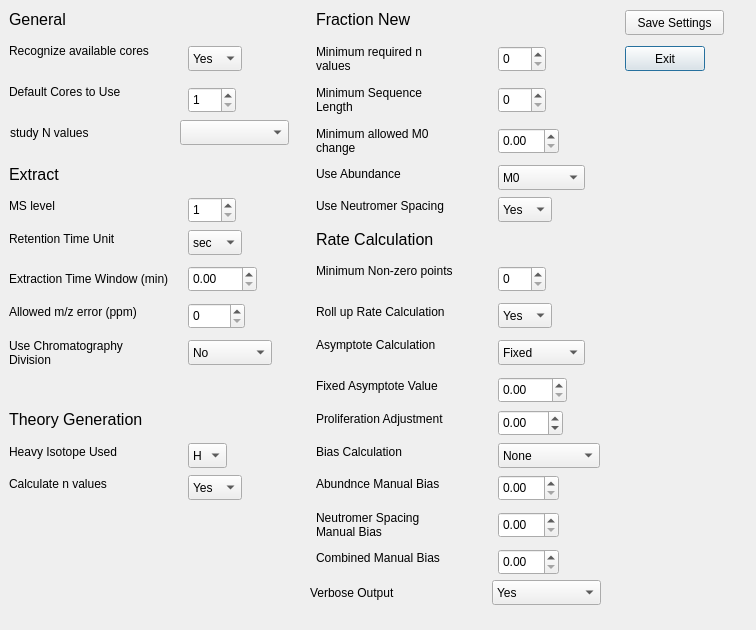
Before: the Qt Designer form ui_files/Settings_Menu.ui in JC-Price/DeuteRater, drawn with Qt 5.
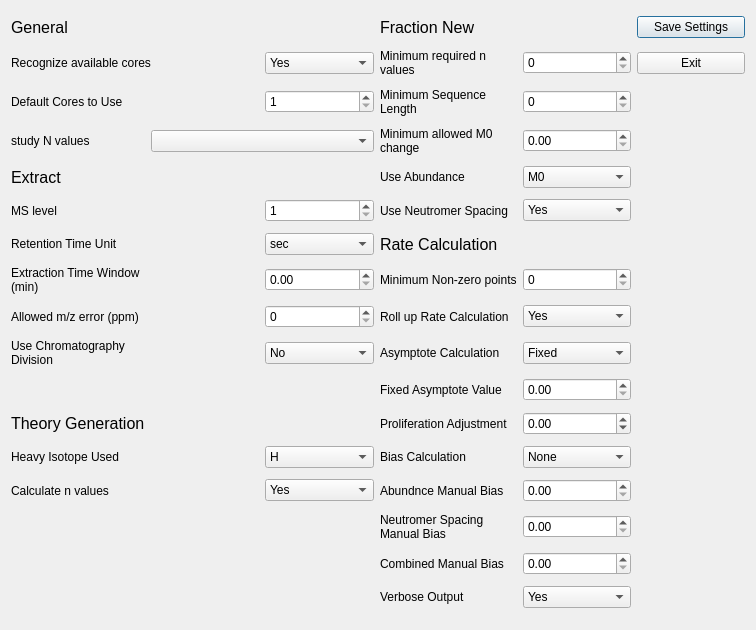
After: the same form once the commit is applied.

```diff
--- a/ui_files/Settings_Menu.ui
+++ b/ui_files/Settings_Menu.ui
@@ -25,28 +25,56 @@
   <property name="sizeGripEnabled">
    <bool>false</bool>
   </property>
-  <widget class="QComboBox" name="use_abundance">
-   <property name="geometry">
-    <rect>
-     <x>498</x>
-     <y>165</y>
-     <width>87</width>
-     <height>25</height>
-    </rect>
-   </property>
-   <item>
+  <layout class="QGridLayout" name="gridLayout">
+   <item row="0" column="0">
+    <widget class="QLabel" name="label_5">
+     <property name="font">
+      <font>
+       <pointsize>12</pointsize>
+      </font>
+     </property>
     <property name="text">
-     <string>M0</string>
-    </property>
+      <string>General</string>
+     </property>
+    </widget>
    </item>
-   <item>
+   <item row="0" column="3">
+    <widget class="QLabel" name="label_2">
+     <property name="font">
+      <font>
+       <pointsize>12</pointsize>
+      </font>
+     </property>
     <property name="text">
-     <string>Highest</string>
-    </property>
+      <string>Fraction New</string>
+     </property>
+    </widget>
    </item>
+   <item row="0" column="5">
+    <widget class="QPushButton" name="SaveButton">
+     <property name="text">
+      <string>Save Settings</string>
+     </property>
+    </widget>
+   </item>
+   <item row="1" column="0" colspan="2">
+    <widget class="QLabel" name="label_9">
+     <property name="text">
+      <string>Recognize available cores</string>
+     </property>
+     <property name="scaledContents">
+      <bool>false</bool>
+     </property>
+     <property name="wordWrap">
+      <bool>true</bool>
+     </property>
+    </widget>
+   </item>
+   <item row="1" column="2">
+    <widget class="QComboBox" name="recognize_available_cores">
    <item>
     <property name="text">
-     <string>Average</string>
+       <string>Yes</string>
     </property>
    </item>
    <item>
@@ -55,30 +83,34 @@
     </property>
    </item>
   </widget>
+   </item>
+   <item row="1" column="3">
+    <widget class="QLabel" name="label">
+     <property name="text">
+      <string>Minimum required n values</string>
+     </property>
+     <property name="scaledContents">
+      <bool>false</bool>
+     </property>
+     <property name="wordWrap">
+      <bool>true</bool>
+     </property>
+    </widget>
+   </item>
+   <item row="1" column="4">
+    <widget class="QSpinBox" name="min_n_value"/>
+   </item>
+   <item row="1" column="5">
   <widget class="QPushButton" name="ExitButton">
-   <property name="geometry">
-    <rect>
-     <x>625</x>
-     <y>46</y>
-     <width>80</width>
-     <height>25</height>
-    </rect>
-   </property>
    <property name="text">
     <string>Exit</string>
    </property>
   </widget>
-  <widget class="QLabel" name="label_15">
-   <property name="geometry">
-    <rect>
-     <x>316</x>
-     <y>336</y>
-     <width>155</width>
-     <height>17</height>
-    </rect>
-   </property>
+   </item>
+   <item row="2" column="0">
+    <widget class="QLabel" name="label_18">
    <property name="text">
-    <string>Asymptote Calculation</string>
+      <string>Default Cores to Use</string>
    </property>
    <property name="scaledContents">
     <bool>false</bool>
@@ -87,15 +119,19 @@
     <bool>true</bool>
    </property>
   </widget>
+   </item>
+   <item row="2" column="2">
+    <widget class="QSpinBox" name="default_cores">
+     <property name="minimum">
+      <number>1</number>
+     </property>
+     <property name="maximum">
+      <number>60</number>
+     </property>
+    </widget>
+   </item>
+   <item row="2" column="3">
   <widget class="QLabel" name="label_3">
-   <property name="geometry">
-    <rect>
-     <x>316</x>
-     <y>83</y>
-     <width>134</width>
-     <height>34</height>
-    </rect>
-   </property>
    <property name="text">
     <string>Minimum Sequence Length</string>
    </property>
@@ -106,51 +142,22 @@
     <bool>true</bool>
    </property>
   </widget>
-  <widget class="QComboBox" name="use_neutromer_spacing">
-   <property name="geometry">
-    <rect>
-     <x>498</x>
-     <y>197</y>
-     <width>54</width>
-     <height>25</height>
-    </rect>
-   </property>
-   <item>
-    <property name="text">
-     <string>Yes</string>
-    </property>
    </item>
-   <item>
+   <item row="2" column="4">
+    <widget class="QSpinBox" name="min_sequence_length"/>
+   </item>
+   <item row="3" column="0">
+    <widget class="QLabel" name="label_23">
     <property name="text">
-     <string>No</string>
-    </property>
-   </item>
-  </widget>
-  <widget class="QDoubleSpinBox" name="min_allowed_m0_change">
-   <property name="geometry">
-    <rect>
-     <x>498</x>
-     <y>128</y>
-     <width>61</width>
-     <height>26</height>
-    </rect>
-   </property>
-   <property name="maximum">
-    <double>1.000000000000000</double>
-   </property>
-   <property name="singleStep">
-    <double>0.050000000000000</double>
-   </property>
-  </widget>
+      <string>study N values</string>
+     </property>
+    </widget>
+   </item>
+   <item row="3" column="1" colspan="2">
+    <widget class="QComboBox" name="study_type_combobox"/>
+   </item>
+   <item row="3" column="3">
   <widget class="QLabel" name="label_8">
-   <property name="geometry">
-    <rect>
-     <x>316</x>
-     <y>124</y>
-     <width>146</width>
-     <height>34</height>
-    </rect>
-   </property>
    <property name="text">
     <string>Minimum allowed M0 change</string>
    </property>
@@ -161,25 +168,31 @@
     <bool>true</bool>
    </property>
   </widget>
-  <widget class="QSpinBox" name="min_sequence_length">
-   <property name="geometry">
-    <rect>
-     <x>498</x>
-     <y>87</y>
-     <width>48</width>
-     <height>26</height>
-    </rect>
-   </property>
-  </widget>
+   </item>
+   <item row="3" column="4">
+    <widget class="QDoubleSpinBox" name="min_allowed_m0_change">
+     <property name="maximum">
+      <double>1.000000000000000</double>
+     </property>
+     <property name="singleStep">
+      <double>0.050000000000000</double>
+     </property>
+    </widget>
+   </item>
+   <item row="4" column="0">
+    <widget class="QLabel" name="label_6">
+     <property name="font">
+      <font>
+       <pointsize>12</pointsize>
+      </font>
+     </property>
+     <property name="text">
+      <string>Extract</string>
+     </property>
+    </widget>
+   </item>
+   <item row="4" column="3">
   <widget class="QLabel" name="label_24">
-   <property name="geometry">
-    <rect>
-     <x>316</x>
-     <y>165</y>
-     <width>106</width>
-     <height>17</height>
-    </rect>
-   </property>
    <property name="text">
     <string>Use Abundance</string>
    </property>
@@ -190,37 +203,22 @@
     <bool>true</bool>
    </property>
   </widget>
-  <widget class="QLabel" name="label">
-   <property name="geometry">
-    <rect>
-     <x>316</x>
-     <y>42</y>
-     <width>138</width>
-     <height>34</height>
-    </rect>
-   </property>
+   </item>
+   <item row="4" column="4">
+    <widget class="QComboBox" name="use_abundance">
+     <item>
+      <property name="text">
+       <string>M0</string>
+      </property>
+     </item>
+     <item>
    <property name="text">
-    <string>Minimum required n values</string>
-   </property>
-   <property name="scaledContents">
-    <bool>false</bool>
-   </property>
-   <property name="wordWrap">
-    <bool>true</bool>
-   </property>
-  </widget>
-  <widget class="QComboBox" name="calculate_n_values">
-   <property name="geometry">
-    <rect>
-     <x>188</x>
-     <y>475</y>
-     <width>54</width>
-     <height>25</height>
-    </rect>
-   </property>
+       <string>Highest</string>
+      </property>
+     </item>
    <item>
     <property name="text">
-     <string>Yes</string>
+       <string>Average</string>
     </property>
    </item>
    <item>
@@ -229,87 +227,32 @@
     </property>
    </item>
   </widget>
-  <widget class="QDoubleSpinBox" name="combined_manual_bias">
-   <property name="geometry">
-    <rect>
-     <x>498</x>
-     <y>549</y>
-     <width>61</width>
-     <height>26</height>
-    </rect>
+   </item>
+   <item row="5" column="0">
+    <widget class="QLabel" name="MS_level_label">
+     <property name="text">
+      <string>MS level</string>
+     </property>
+     <property name="scaledContents">
+      <bool>false</bool>
+     </property>
+     <property name="wordWrap">
+      <bool>true</bool>
+     </property>
+    </widget>
+   </item>
+   <item row="5" column="2">
+    <widget class="QSpinBox" name="ms_level">
+     <property name="minimum">
+      <number>1</number>
    </property>
    <property name="maximum">
-    <double>1.000000000000000</double>
-   </property>
-   <property name="singleStep">
-    <double>0.050000000000000</double>
-   </property>
-  </widget>
-  <widget class="QLabel" name="label_11">
-   <property name="geometry">
-    <rect>
-     <x>316</x>
-     <y>508</y>
-     <width>132</width>
-     <height>34</height>
-    </rect>
-   </property>
-   <property name="text">
-    <string>Neutromer Spacing Manual Bias</string>
-   </property>
-   <property name="scaledContents">
-    <bool>false</bool>
-   </property>
-   <property name="wordWrap">
-    <bool>true</bool>
-   </property>
-  </widget>
-  <widget class="QLabel" name="ppm_error_label">
-   <property name="geometry">
-    <rect>
-     <x>9</x>
-     <y>303</y>
-     <width>167</width>
-     <height>17</height>
-    </rect>
-   </property>
-   <property name="text">
-    <string>Allowed m/z error (ppm)</string>
-   </property>
-   <property name="scaledContents">
-    <bool>false</bool>
-   </property>
-   <property name="wordWrap">
-    <bool>true</bool>
-   </property>
-  </widget>
-  <widget class="QLabel" name="label_5">
-   <property name="geometry">
-    <rect>
-     <x>9</x>
-     <y>10</y>
-     <width>57</width>
-     <height>19</height>
-    </rect>
-   </property>
-   <property name="font">
-    <font>
-     <pointsize>12</pointsize>
-    </font>
-   </property>
-   <property name="text">
-    <string>General</string>
-   </property>
-  </widget>
+      <number>10</number>
+     </property>
+    </widget>
+   </item>
+   <item row="5" column="3">
   <widget class="QLabel" name="label_25">
-   <property name="geometry">
-    <rect>
-     <x>316</x>
-     <y>197</y>
-     <width>161</width>
-     <height>17</height>
-    </rect>
-   </property>
    <property name="text">
     <string>Use Neutromer Spacing</string>
    </property>
@@ -320,147 +263,23 @@
     <bool>true</bool>
    </property>
   </widget>
-  <widget class="QLabel" name="label_16">
-   <property name="geometry">
-    <rect>
-     <x>316</x>
-     <y>377</y>
-     <width>157</width>
-     <height>17</height>
-    </rect>
-   </property>
-   <property name="text">
-    <string>Fixed Asymptote Value</string>
-   </property>
-   <property name="scaledContents">
-    <bool>false</bool>
-   </property>
-   <property name="wordWrap">
-    <bool>true</bool>
-   </property>
-  </widget>
-  <widget class="QLabel" name="label_26">
-   <property name="geometry">
-    <rect>
-     <x>316</x>
-     <y>262</y>
-     <width>176</width>
-     <height>17</height>
-    </rect>
-   </property>
-   <property name="text">
-    <string>Minimum Non-zero points</string>
-   </property>
-   <property name="scaledContents">
-    <bool>false</bool>
-   </property>
-   <property name="wordWrap">
-    <bool>true</bool>
-   </property>
-  </widget>
-  <widget class="QLabel" name="label_14">
-   <property name="geometry">
-    <rect>
-     <x>316</x>
-     <y>410</y>
-     <width>170</width>
-     <height>17</height>
-    </rect>
-   </property>
-   <property name="text">
-    <string>Proliferation Adjustment</string>
-   </property>
-   <property name="scaledContents">
-    <bool>false</bool>
-   </property>
-   <property name="wordWrap">
-    <bool>true</bool>
-   </property>
-  </widget>
-  <widget class="QDoubleSpinBox" name="spacing_manual_bias">
-   <property name="geometry">
-    <rect>
-     <x>498</x>
-     <y>512</y>
-     <width>61</width>
-     <height>26</height>
-    </rect>
-   </property>
-   <property name="maximum">
-    <double>1.000000000000000</double>
-   </property>
-   <property name="singleStep">
-    <double>0.050000000000000</double>
-   </property>
-  </widget>
-  <widget class="QComboBox" name="heavy_label">
-   <property name="geometry">
-    <rect>
-     <x>188</x>
-     <y>443</y>
-     <width>39</width>
-     <height>25</height>
-    </rect>
-   </property>
-   <item>
-    <property name="text">
-     <string>H</string>
-    </property>
    </item>
-  </widget>
-  <widget class="QLabel" name="label_10">
-   <property name="geometry">
-    <rect>
-     <x>316</x>
-     <y>475</y>
-     <width>154</width>
-     <height>17</height>
-    </rect>
-   </property>
-   <property name="text">
-    <string>Abundnce Manual Bias</string>
-   </property>
-   <property name="scaledContents">
-    <bool>false</bool>
-   </property>
-   <property name="wordWrap">
-    <bool>true</bool>
-   </property>
-  </widget>
-  <widget class="QComboBox" name="bias_selection_option">
-   <property name="geometry">
-    <rect>
-     <x>498</x>
-     <y>443</y>
-     <width>102</width>
-     <height>25</height>
-    </rect>
-   </property>
+   <item row="5" column="4">
+    <widget class="QComboBox" name="use_neutromer_spacing">
    <item>
     <property name="text">
-     <string>None</string>
+       <string>Yes</string>
     </property>
    </item>
    <item>
     <property name="text">
-     <string>Automatic</string>
-    </property>
-   </item>
-   <item>
-    <property name="text">
-     <string>Manual</string>
-    </property>
-   </item>
-  </widget>
+       <string>No</string>
+      </property>
+     </item>
+    </widget>
+   </item>
+   <item row="6" column="0">
   <widget class="QLabel" name="label_19">
-   <property name="geometry">
-    <rect>
-     <x>9</x>
-     <y>230</y>
-     <width>138</width>
-     <height>17</height>
-    </rect>
-   </property>
    <property name="text">
     <string>Retention Time Unit</string>
    </property>
@@ -471,15 +290,100 @@
     <bool>true</bool>
    </property>
   </widget>
+   </item>
+   <item row="6" column="2">
+    <widget class="QComboBox" name="rt_unit">
+     <item>
+      <property name="text">
+       <string>sec</string>
+      </property>
+     </item>
+     <item>
+      <property name="text">
+       <string>min</string>
+      </property>
+     </item>
+    </widget>
+   </item>
+   <item row="6" column="3">
+    <widget class="QLabel" name="label_4">
+     <property name="font">
+      <font>
+       <pointsize>12</pointsize>
+      </font>
+     </property>
+     <property name="text">
+      <string>Rate Calculation</string>
+     </property>
+    </widget>
+   </item>
+   <item row="7" column="0">
+    <widget class="QLabel" name="label_20">
+     <property name="text">
+      <string>Extraction Time Window (min)</string>
+     </property>
+     <property name="scaledContents">
+      <bool>false</bool>
+     </property>
+     <property name="wordWrap">
+      <bool>true</bool>
+     </property>
+    </widget>
+   </item>
+   <item row="7" column="2">
+    <widget class="QDoubleSpinBox" name="time_window"/>
+   </item>
+   <item row="7" column="3">
+    <widget class="QLabel" name="label_26">
+     <property name="text">
+      <string>Minimum Non-zero points</string>
+     </property>
+     <property name="scaledContents">
+      <bool>false</bool>
+     </property>
+     <property name="wordWrap">
+      <bool>true</bool>
+     </property>
+    </widget>
+   </item>
+   <item row="7" column="4">
+    <widget class="QSpinBox" name="minimum_nonzero_points"/>
+   </item>
+   <item row="8" column="0">
+    <widget class="QLabel" name="ppm_error_label">
+     <property name="text">
+      <string>Allowed m/z error (ppm)</string>
+     </property>
+     <property name="scaledContents">
+      <bool>false</bool>
+     </property>
+     <property name="wordWrap">
+      <bool>true</bool>
+     </property>
+    </widget>
+   </item>
+   <item row="8" column="2">
+    <widget class="QSpinBox" name="ppm_error">
+     <property name="maximum">
+      <number>100</number>
+     </property>
+    </widget>
+   </item>
+   <item row="8" column="3">
+    <widget class="QLabel" name="label_17">
+     <property name="text">
+      <string>Roll up Rate Calculation</string>
+     </property>
+     <property name="scaledContents">
+      <bool>false</bool>
+     </property>
+     <property name="wordWrap">
+      <bool>true</bool>
+     </property>
+    </widget>
+   </item>
+   <item row="8" column="4">
   <widget class="QComboBox" name="roll_up_option">
-   <property name="geometry">
-    <rect>
-     <x>498</x>
-     <y>303</y>
-     <width>54</width>
-     <height>25</height>
-    </rect>
-   </property>
    <item>
     <property name="text">
      <string>Yes</string>
@@ -491,15 +395,57 @@
     </property>
    </item>
   </widget>
+   </item>
+   <item row="9" column="0">
+    <widget class="QLabel" name="label_21">
+     <property name="acceptDrops">
+      <bool>false</bool>
+     </property>
+     <property name="text">
+      <string>Use Chromatography Division</string>
+     </property>
+     <property name="scaledContents">
+      <bool>false</bool>
+     </property>
+     <property name="wordWrap">
+      <bool>true</bool>
+     </property>
+    </widget>
+   </item>
+   <item row="9" column="2">
+    <widget class="QComboBox" name="use_chromatography_division">
+     <item>
+      <property name="text">
+       <string>No</string>
+      </property>
+     </item>
+     <item>
+      <property name="text">
+       <string>Intrafile</string>
+      </property>
+     </item>
+     <item>
+      <property name="text">
+       <string>Interfile</string>
+      </property>
+     </item>
+    </widget>
+   </item>
+   <item row="9" column="3">
+    <widget class="QLabel" name="label_15">
+     <property name="text">
+      <string>Asymptote Calculation</string>
+     </property>
+     <property name="scaledContents">
+      <bool>false</bool>
+     </property>
+     <property name="wordWrap">
+      <bool>true</bool>
+     </property>
+    </widget>
+   </item>
+   <item row="9" column="4">
   <widget class="QComboBox" name="asymptope_type">
-   <property name="geometry">
-    <rect>
-     <x>498</x>
-     <y>340</y>
-     <width>87</width>
-     <height>25</height>
-    </rect>
-   </property>
    <item>
     <property name="text">
      <string>Fixed</string>
@@ -511,17 +457,11 @@
     </property>
    </item>
   </widget>
-  <widget class="QLabel" name="label_17">
-   <property name="geometry">
-    <rect>
-     <x>316</x>
-     <y>303</y>
-     <width>162</width>
-     <height>17</height>
-    </rect>
-   </property>
+   </item>
+   <item row="10" column="3">
+    <widget class="QLabel" name="label_16">
    <property name="text">
-    <string>Roll up Rate Calculation</string>
+      <string>Fixed Asymptote Value</string>
    </property>
    <property name="scaledContents">
     <bool>false</bool>
@@ -530,15 +470,9 @@
     <bool>true</bool>
    </property>
   </widget>
+   </item>
+   <item row="10" column="4">
   <widget class="QDoubleSpinBox" name="fixed_asymptote_value">
-   <property name="geometry">
-    <rect>
-     <x>498</x>
-     <y>377</y>
-     <width>69</width>
-     <height>26</height>
-    </rect>
-   </property>
    <property name="minimum">
     <double>0.000000000000000</double>
    </property>
@@ -549,44 +483,9 @@
     <double>0.050000000000000</double>
    </property>
   </widget>
-  <widget class="QSpinBox" name="minimum_nonzero_points">
-   <property name="geometry">
-    <rect>
-     <x>498</x>
-     <y>266</y>
-     <width>48</width>
-     <height>26</height>
-    </rect>
-   </property>
-  </widget>
-  <widget class="QLabel" name="MS_level_label">
-   <property name="geometry">
-    <rect>
-     <x>9</x>
-     <y>197</y>
-     <width>57</width>
-     <height>17</height>
-    </rect>
-   </property>
-   <property name="text">
-    <string>MS level</string>
-   </property>
-   <property name="scaledContents">
-    <bool>false</bool>
-   </property>
-   <property name="wordWrap">
-    <bool>true</bool>
-   </property>
-  </widget>
+   </item>
+   <item row="11" column="0">
   <widget class="QLabel" name="label_7">
-   <property name="geometry">
-    <rect>
-     <x>9</x>
-     <y>410</y>
-     <width>137</width>
-     <height>19</height>
-    </rect>
-   </property>
    <property name="font">
     <font>
      <pointsize>12</pointsize>
@@ -596,35 +495,37 @@
     <string>Theory Generation</string>
    </property>
   </widget>
-  <widget class="QLabel" name="label_6">
-   <property name="geometry">
-    <rect>
-     <x>9</x>
-     <y>165</y>
-     <width>54</width>
-     <height>19</height>
-    </rect>
-   </property>
-   <property name="font">
-    <font>
-     <pointsize>12</pointsize>
-    </font>
-   </property>
-   <property name="text">
-    <string>Extract</string>
-   </property>
-  </widget>
-  <widget class="QLabel" name="label_27">
-   <property name="geometry">
-    <rect>
-     <x>9</x>
-     <y>475</y>
-     <width>122</width>
-     <height>17</height>
-    </rect>
-   </property>
+   </item>
+   <item row="11" column="3">
+    <widget class="QLabel" name="label_14">
+     <property name="text">
+      <string>Proliferation Adjustment</string>
+     </property>
+     <property name="scaledContents">
+      <bool>false</bool>
+     </property>
+     <property name="wordWrap">
+      <bool>true</bool>
+     </property>
+    </widget>
+   </item>
+   <item row="11" column="4">
+    <widget class="QDoubleSpinBox" name="proliferation_adjustment">
+     <property name="minimum">
+      <double>-0.500000000000000</double>
+     </property>
+     <property name="maximum">
+      <double>1.000000000000000</double>
+     </property>
+     <property name="singleStep">
+      <double>0.050000000000000</double>
+     </property>
+    </widget>
+   </item>
+   <item row="12" column="0">
+    <widget class="QLabel" name="label_22">
    <property name="text">
-    <string>Calculate n values</string>
+      <string>Heavy Isotope Used</string>
    </property>
    <property name="scaledContents">
     <bool>false</bool>
@@ -633,15 +534,18 @@
     <bool>true</bool>
    </property>
   </widget>
+   </item>
+   <item row="12" column="2">
+    <widget class="QComboBox" name="heavy_label">
+     <item>
+      <property name="text">
+       <string>H</string>
+      </property>
+     </item>
+    </widget>
+   </item>
+   <item row="12" column="3">
   <widget class="QLabel" name="label_13">
-   <property name="geometry">
-    <rect>
-     <x>316</x>
-     <y>443</y>
-     <width>108</width>
-     <height>17</height>
-    </rect>
-   </property>
    <property name="text">
     <string>Bias Calculation</string>
    </property>
@@ -652,15 +556,68 @@
     <bool>true</bool>
    </property>
   </widget>
+   </item>
+   <item row="12" column="4">
+    <widget class="QComboBox" name="bias_selection_option">
+     <item>
+      <property name="text">
+       <string>None</string>
+      </property>
+     </item>
+     <item>
+      <property name="text">
+       <string>Automatic</string>
+      </property>
+     </item>
+     <item>
+      <property name="text">
+       <string>Manual</string>
+      </property>
+     </item>
+    </widget>
+   </item>
+   <item row="13" column="0">
+    <widget class="QLabel" name="label_27">
+     <property name="text">
+      <string>Calculate n values</string>
+     </property>
+     <property name="scaledContents">
+      <bool>false</bool>
+     </property>
+     <property name="wordWrap">
+      <bool>true</bool>
+     </property>
+    </widget>
+   </item>
+   <item row="13" column="2">
+    <widget class="QComboBox" name="calculate_n_values">
+     <item>
+      <property name="text">
+       <string>Yes</string>
+      </property>
+     </item>
+     <item>
+      <property name="text">
+       <string>No</string>
+      </property>
+     </item>
+    </widget>
+   </item>
+   <item row="13" column="3">
+    <widget class="QLabel" name="label_10">
+     <property name="text">
+      <string>Abundnce Manual Bias</string>
+     </property>
+     <property name="scaledContents">
+      <bool>false</bool>
+     </property>
+     <property name="wordWrap">
+      <bool>true</bool>
+     </property>
+    </widget>
+   </item>
+   <item row="13" column="4">
   <widget class="QDoubleSpinBox" name="abund_manual_bias">
-   <property name="geometry">
-    <rect>
-     <x>498</x>
-     <y>475</y>
-     <width>61</width>
-     <height>26</height>
-    </rect>
-   </property>
    <property name="maximum">
     <double>1.000000000000000</double>
    </property>
@@ -668,36 +625,11 @@
     <double>0.050000000000000</double>
    </property>
   </widget>
-  <widget class="QDoubleSpinBox" name="proliferation_adjustment">
-   <property name="geometry">
-    <rect>
-     <x>498</x>
-     <y>410</y>
-     <width>65</width>
-     <height>26</height>
-    </rect>
-   </property>
-   <property name="minimum">
-    <double>-0.500000000000000</double>
-   </property>
-   <property name="maximum">
-    <double>1.000000000000000</double>
-   </property>
-   <property name="singleStep">
-    <double>0.050000000000000</double>
-   </property>
-  </widget>
-  <widget class="QLabel" name="label_9">
-   <property name="geometry">
-    <rect>
-     <x>9</x>
-     <y>42</y>
-     <width>173</width>
-     <height>17</height>
-    </rect>
-   </property>
+   </item>
+   <item row="14" column="3">
+    <widget class="QLabel" name="label_11">
    <property name="text">
-    <string>Recognize available cores</string>
+      <string>Neutromer Spacing Manual Bias</string>
    </property>
    <property name="scaledContents">
     <bool>false</bool>
@@ -706,59 +638,19 @@
     <bool>true</bool>
    </property>
   </widget>
-  <widget class="QLabel" name="label_2">
-   <property name="geometry">
-    <rect>
-     <x>316</x>
-     <y>10</y>
-     <width>97</width>
-     <height>19</height>
-    </rect>
-   </property>
-   <property name="font">
-    <font>
-     <pointsize>12</pointsize>
-    </font>
-   </property>
-   <property name="text">
-    <string>Fraction New</string>
-   </property>
-  </widget>
-  <widget class="QDoubleSpinBox" name="time_window">
-   <property name="geometry">
-    <rect>
-     <x>188</x>
-     <y>266</y>
-     <width>69</width>
-     <height>26</height>
-    </rect>
-   </property>
-  </widget>
-  <widget class="QSpinBox" name="ms_level">
-   <property name="geometry">
-    <rect>
-     <x>188</x>
-     <y>197</y>
-     <width>48</width>
-     <height>26</height>
-    </rect>
-   </property>
-   <property name="minimum">
-    <number>1</number>
-   </property>
+   </item>
+   <item row="14" column="4">
+    <widget class="QDoubleSpinBox" name="spacing_manual_bias">
    <property name="maximum">
-    <number>10</number>
-   </property>
-  </widget>
+      <double>1.000000000000000</double>
+     </property>
+     <property name="singleStep">
+      <double>0.050000000000000</double>
+     </property>
+    </widget>
+   </item>
+   <item row="15" column="3">
   <widget class="QLabel" name="label_12">
-   <property name="geometry">
-    <rect>
-     <x>316</x>
-     <y>549</y>
-     <width>155</width>
-     <height>17</height>
-    </rect>
-   </property>
    <property name="text">
     <string>Combined Manual Bias</string>
    </property>
@@ -769,272 +661,19 @@
     <bool>true</bool>
    </property>
   </widget>
-  <widget class="QLabel" name="label_22">
-   <property name="geometry">
-    <rect>
-     <x>9</x>
-     <y>443</y>
-     <width>135</width>
-     <height>17</height>
-    </rect>
-   </property>
-   <property name="text">
-    <string>Heavy Isotope Used</string>
-   </property>
-   <property name="scaledContents">
-    <bool>false</bool>
-   </property>
-   <property name="wordWrap">
-    <bool>true</bool>
-   </property>
-  </widget>
-  <widget class="QLabel" name="label_20">
-   <property name="geometry">
-    <rect>
-     <x>9</x>
-     <y>262</y>
-     <width>167</width>
-     <height>34</height>
-    </rect>
-   </property>
-   <property name="text">
-    <string>Extraction Time Window (min)</string>
-   </property>
-   <property name="scaledContents">
-    <bool>false</bool>
-   </property>
-   <property name="wordWrap">
-    <bool>true</bool>
-   </property>
-  </widget>
-  <widget class="QSpinBox" name="ppm_error">
-   <property name="geometry">
-    <rect>
-     <x>188</x>
-     <y>303</y>
-     <width>57</width>
-     <height>26</height>
-    </rect>
-   </property>
-   <property name="maximum">
-    <number>100</number>
-   </property>
-  </widget>
-  <widget class="QLabel" name="label_18">
-   <property name="geometry">
-    <rect>
-     <x>9</x>
-     <y>83</y>
-     <width>141</width>
-     <height>17</height>
-    </rect>
-   </property>
-   <property name="text">
-    <string>Default Cores to Use</string>
-   </property>
-   <property name="scaledContents">
-    <bool>false</bool>
-   </property>
-   <property name="wordWrap">
-    <bool>true</bool>
-   </property>
-  </widget>
-  <widget class="QLabel" name="label_4">
-   <property name="geometry">
-    <rect>
-     <x>316</x>
-     <y>230</y>
-     <width>119</width>
-     <height>19</height>
-    </rect>
-   </property>
-   <property name="font">
-    <font>
-     <pointsize>12</pointsize>
-    </font>
-   </property>
-   <property name="text">
-    <string>Rate Calculation</string>
-   </property>
-  </widget>
-  <widget class="QComboBox" name="use_chromatography_division">
-   <property name="geometry">
-    <rect>
-     <x>188</x>
-     <y>340</y>
-     <width>84</width>
-     <height>25</height>
-    </rect>
-   </property>
-   <item>
-    <property name="text">
-     <string>No</string>
-    </property>
    </item>
-   <item>
-    <property name="text">
-     <string>Intrafile</string>
-    </property>
-   </item>
-   <item>
-    <property name="text">
-     <string>Interfile</string>
-    </property>
-   </item>
-  </widget>
-  <widget class="QComboBox" name="rt_unit">
-   <property name="geometry">
-    <rect>
-     <x>188</x>
-     <y>230</y>
-     <width>54</width>
-     <height>25</height>
-    </rect>
-   </property>
-   <item>
-    <property name="text">
-     <string>sec</string>
-    </property>
-   </item>
-   <item>
-    <property name="text">
-     <string>min</string>
-    </property>
-   </item>
-  </widget>
-  <widget class="QPushButton" name="SaveButton">
-   <property name="geometry">
-    <rect>
-     <x>625</x>
-     <y>10</y>
-     <width>99</width>
-     <height>25</height>
-    </rect>
-   </property>
-   <property name="text">
-    <string>Save Settings</string>
-   </property>
-  </widget>
-  <widget class="QComboBox" name="recognize_available_cores">
-   <property name="geometry">
-    <rect>
-     <x>188</x>
-     <y>46</y>
-     <width>54</width>
-     <height>25</height>
-    </rect>
-   </property>
-   <item>
-    <property name="text">
-     <string>Yes</string>
-    </property>
-   </item>
-   <item>
-    <property name="text">
-     <string>No</string>
-    </property>
-   </item>
-  </widget>
-  <widget class="QSpinBox" name="default_cores">
-   <property name="geometry">
-    <rect>
-     <x>188</x>
-     <y>87</y>
-     <width>48</width>
-     <height>26</height>
-    </rect>
-   </property>
-   <property name="minimum">
-    <number>1</number>
-   </property>
+   <item row="15" column="4">
+    <widget class="QDoubleSpinBox" name="combined_manual_bias">
    <property name="maximum">
-    <number>60</number>
-   </property>
-  </widget>
-  <widget class="QLabel" name="label_21">
-   <property name="geometry">
-    <rect>
-     <x>9</x>
-     <y>336</y>
-     <width>144</width>
-     <height>34</height>
-    </rect>
-   </property>
-   <property name="acceptDrops">
-    <bool>false</bool>
-   </property>
-   <property name="text">
-    <string>Use Chromatography Division</string>
-   </property>
-   <property name="scaledContents">
-    <bool>false</bool>
-   </property>
-   <property name="wordWrap">
-    <bool>true</bool>
-   </property>
-  </widget>
-  <widget class="QSpinBox" name="min_n_value">
-   <property name="geometry">
-    <rect>
-     <x>498</x>
-     <y>46</y>
-     <width>48</width>
-     <height>26</height>
-    </rect>
-   </property>
-  </widget>
-  <widget class="QComboBox" name="study_type_combobox">
-   <property name="geometry">
-    <rect>
-     <x>180</x>
-     <y>120</y>
-     <width>109</width>
-     <height>25</height>
-    </rect>
-   </property>
-  </widget>
-  <widget class="QLabel" name="label_23">
-   <property name="geometry">
-    <rect>
-     <x>10</x>
-     <y>120</y>
-     <width>205</width>
-     <height>25</height>
-    </rect>
-   </property>
-   <property name="text">
-    <string>study N values</string>
-   </property>
-  </widget>
-  <widget class="QComboBox" name="verbose_rate">
-   <property name="geometry">
-    <rect>
-     <x>492</x>
-     <y>580</y>
-     <width>109</width>
-     <height>25</height>
-    </rect>
-   </property>
-   <item>
-    <property name="text">
-     <string>Yes</string>
-    </property>
+      <double>1.000000000000000</double>
+     </property>
+     <property name="singleStep">
+      <double>0.050000000000000</double>
+     </property>
+    </widget>
    </item>
-   <item>
-    <property name="text">
-     <string>No</string>
-    </property>
-   </item>
-  </widget>
+   <item row="16" column="3">
   <widget class="QLabel" name="label_28">
-   <property name="geometry">
-    <rect>
-     <x>310</x>
-     <y>580</y>
-     <width>176</width>
-     <height>25</height>
-    </rect>
-   </property>
    <property name="text">
     <string>Verbose Output</string>
    </property>
@@ -1042,6 +681,22 @@
     <bool>true</bool>
    </property>
   </widget>
+   </item>
+   <item row="16" column="4">
+    <widget class="QComboBox" name="verbose_rate">
+     <item>
+      <property name="text">
+       <string>Yes</string>
+      </property>
+     </item>
+     <item>
+      <property name="text">
+       <string>No</string>
+      </property>
+     </item>
+    </widget>
+   </item>
+  </layout>
  </widget>
  <resources/>
  <connections/>
```
Lines whose indentation alone changed are shown as unchanged.
